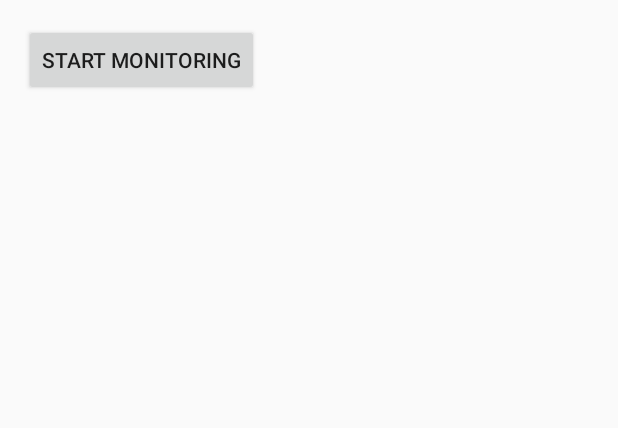
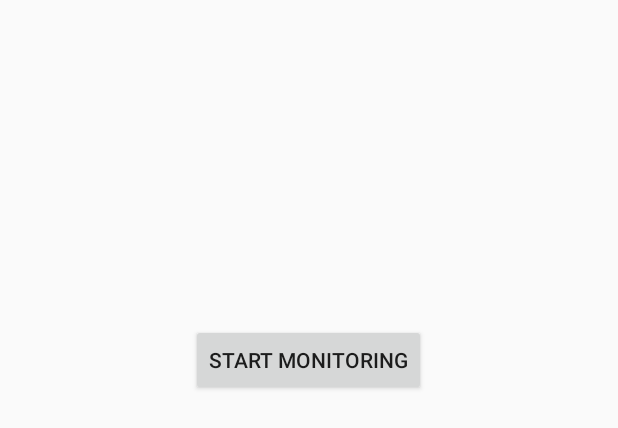
Before and after one commit to Vaishnavi-gv/AppBlocker, an Android app built with Jetpack Compose: the layout activity_main.xml on its own in the app's theme, with its tools: preview values and no code run, on a phone screen of 412 x 824 dp. Shown: the top 428 px of the screen. Run offline under Robolectric (Android 15) with nearby library versions, the phone set to English and light mode, and no system bars.

Commit message:
Final Commit

```diff
--- a/app/src/main/res/layout/activity_main.xml
+++ b/app/src/main/res/layout/activity_main.xml
@@ -1,12 +1,28 @@
-<LinearLayout xmlns:android="http://schemas.android.com/apk/res/android"
+<?xml version="1.0" encoding="utf-8"?>
+<LinearLayout
+    xmlns:android="http://schemas.android.com/apk/res/android"
     android:layout_width="match_parent"
     android:layout_height="match_parent"
-    android:padding="16dp">
+    android:orientation="vertical"
+    android:padding="16dp"
+    android:gravity="center_horizontal">
 
     <Button
         android:id="@+id/startMonitoringButton"
         android:layout_width="wrap_content"
         android:layout_height="wrap_content"
-        android:text="Start Monitoring" />
+        android:text="Start Monitoring"
+        android:padding="12dp"
+        android:layout_marginBottom="16dp"
+        android:layout_marginTop="200dp"/>
+
+    <TextView
+        android:id="@+id/cooldownTimerTextView"
+        android:layout_width="wrap_content"
+        android:layout_height="wrap_content"
+        android:text="Cool-down Timer: 30s"
+        android:textSize="18sp"
+        android:visibility="gone"
+        android:layout_gravity="center" />
 
 </LinearLayout>
```
Also changed, not shown: app/src/main/java/com/example/appblocker/MainActivity.kt (+90 -24 lines).
